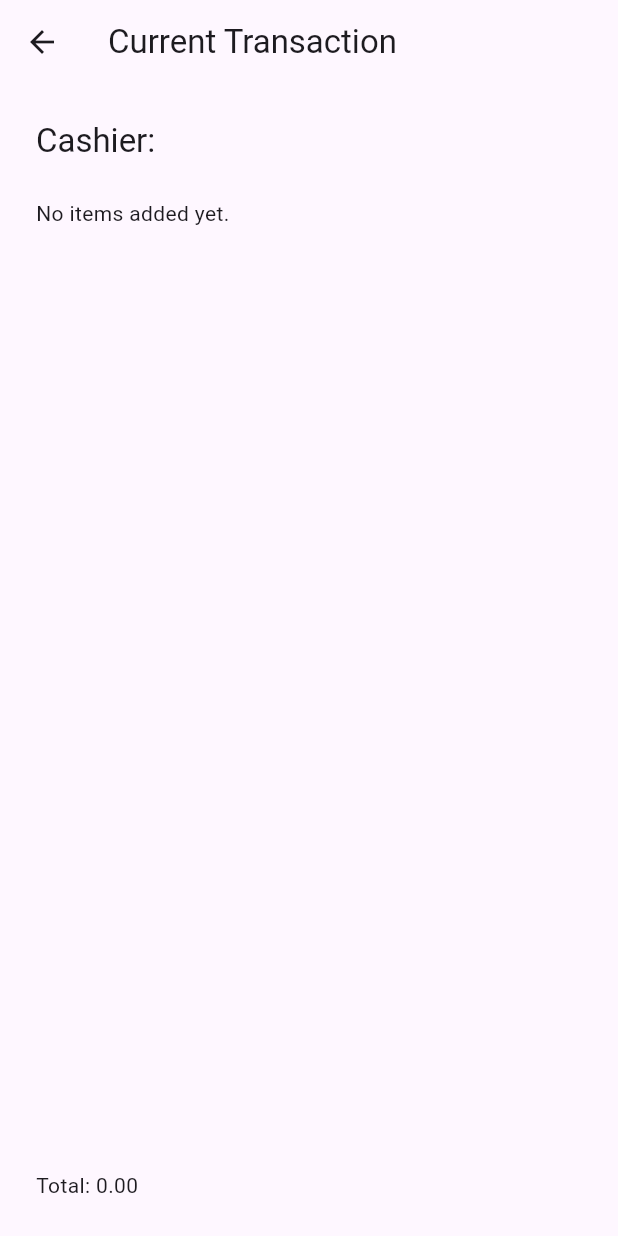
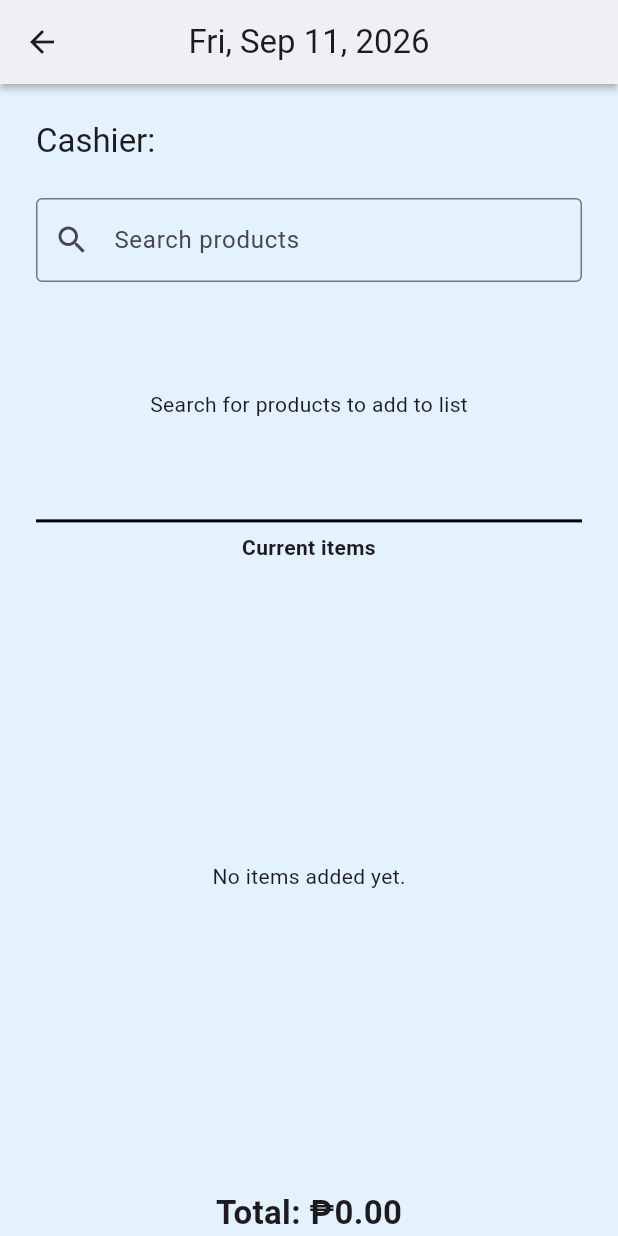
Before and after one commit to ralphb99/AsKen-POS-Flutter, a Flutter app: the CheckoutPage screen opened by its route, on a phone screen of 412 x 824 dp. Run offline on Flutter 3.47's test engine with Material 3 defaults, Android fonts, the phone set to English and light mode, and no system bars.

Commit message:
Improved Checkout Page, Initial Transaction Preview

```diff
--- a/asken_pos/lib/app/core/features/checkout/data/SampleProducts.dart
+++ b/asken_pos/lib/app/core/features/checkout/data/SampleProducts.dart
@@ -7,7 +7,7 @@ const sampleProducts = [
     ProductName: 'Ballpen',
     color: 'Black',
     unit: 'pc',
-    price: 6.00,
+    priceInCents: 600,
   ),
   ProductVariant(
     ID: 2,
@@ -15,7 +15,7 @@ const sampleProducts = [
     ProductName: 'Ballpen',
     color: 'Black',
     unit: 'doz',
-    price: 66.00,
+    priceInCents: 6600,
   ),
   ProductVariant(
     ID: 3,
@@ -23,14 +23,14 @@ const sampleProducts = [
     ProductName: 'Ballpen',
     color: 'Blue',
     unit: 'pc',
-    price: 6.00,
+    priceInCents: 600,
   ),
   ProductVariant(
     ID: 4,
     brand: 'Mongol',
     ProductName: '2 Pencil',
     unit: 'pc',
-    price: 10.00,
+    priceInCents: 1000,
   ),
   ProductVariant(
     ID: 5,
@@ -38,6 +38,13 @@ const sampleProducts = [
     ProductName: 'Bondpaper',
     size: 'Long',
     unit: 'ream',
-    price: 220.00,
+    priceInCents: 22000,
+  ),
+  ProductVariant(
+    ID: 6,
+    brand: 'Mongol',
+    ProductName: '3 Pencil',
+    unit: 'pc',
+    priceInCents: 1000,
   ),
 ];
--- a/asken_pos/lib/app/core/features/checkout/domain/Cart.dart
+++ b/asken_pos/lib/app/core/features/checkout/domain/Cart.dart
@@ -9,5 +9,5 @@ class CartItem {
     this.quantity = 1,
   });
 
-  double get LineTotal => product.price * quantity;
+  int get LineTotalInCents => product.priceInCents * quantity;
 }
--- a/asken_pos/lib/app/core/features/checkout/domain/Product.dart
+++ b/asken_pos/lib/app/core/features/checkout/domain/Product.dart
@@ -5,7 +5,7 @@ class ProductVariant {
   final String? color;
   final String? size;
   final String unit;
-  final double price;
+  final int priceInCents;
 
   const ProductVariant({
     required this.ID,
@@ -14,17 +14,17 @@ class ProductVariant {
     this.color,
     this.size,
     required this.unit,
-    required this.price,
+    required this.priceInCents,
   });
 
   String get ProductDisplayName {
-    final variations = [
+    final parts = [
       brand ?? '',
       ProductName,
-      color ?? '' ,
+      color ?? '',
       size ?? '',
     ];
 
-    return variations.join(' ');
+    return parts.join(' ');
   }
 }
--- a/asken_pos/lib/app/core/features/checkout/presentation/Checkout.dart
+++ b/asken_pos/lib/app/core/features/checkout/presentation/Checkout.dart
@@ -1,101 +1,149 @@
 import 'package:flutter/material.dart';
+import 'package:asken_pos/app/core/features/checkout/data/SampleProducts.dart';
 import 'package:asken_pos/app/core/features/checkout/domain/Cart.dart';
 import 'package:asken_pos/app/core/features/checkout/domain/Product.dart';
-import 'package:asken_pos/app/core/features/checkout/data/SampleProducts.dart';
+import 'package:intl/intl.dart';
+import 'package:intl/date_symbol_data_local.dart';
+
+
+String formatPeso(int cents) => '₱${(cents / 100).toStringAsFixed(2)}';
 
 class CheckoutPage extends StatefulWidget {
   final String CashierName;
-
-  const CheckoutPage({
-    super.key,
-    required this.CashierName,
-  });
+  const CheckoutPage({super.key, required this.CashierName});
   @override
   State<CheckoutPage> createState() => _CheckoutPageState();
-
-}
-
-bool MatchesProduct(ProductVariant product, String query) {
-  return product.ProductDisplayName.toLowerCase().contains(query.trim().toLowerCase());
 }
 
 class _CheckoutPageState extends State<CheckoutPage> {
-  // String get CashierName => widget.CashierName;
   final List<CartItem> CartItems = [];
   String SearchQuery = '';
 
   List<ProductVariant> get filteredProducts {
     final query = SearchQuery.trim().toLowerCase();
-
-    if (query.isEmpty) {
-      return sampleProducts;
-    }
-
+    if (query.isEmpty) return [];
     return sampleProducts.where((product) {
       return product.ProductDisplayName.toLowerCase().contains(query) ||
           product.unit.toLowerCase().contains(query);
     }).toList();
   }
 
-    double get CartTotal {
-      return CartItems.fold(
-        0, (sum, item) => sum + item.LineTotal,
-      );
-    }
-
-  void AddToCart(ProductVariant product) {
-      setState(() {
-        final ExistingIndex = CartItems.indexWhere(
-          (item) => item.product.ID == product.ID,
+  int get CartTotalInCents => CartItems.fold(
+        0,
+        (sum, item) => sum + item.LineTotalInCents,
       );
 
-        if (ExistingIndex >= 0) {
-          CartItems[ExistingIndex].quantity++;
+  void addToCart(ProductVariant product) {
+    setState(() {
+      final index = CartItems.indexWhere((item) => item.product.ID == product.ID);
+      if (index >= 0) {
+        CartItems[index].quantity++;
       } else {
         CartItems.add(CartItem(product: product));
       }
     });
   }
 
-  void IncreaseQuantity(int index) {
+  void changeQuantity(int index, int amount) {
     setState(() {
-      CartItems[index].quantity++;
+      CartItems[index].quantity += amount;
+      if (CartItems[index].quantity <= 0) CartItems.removeAt(index);
     });
   }
-
-  void DecreaseQuantity(int index) {
-    setState(() {
-      if (CartItems[index].quantity > 1) {
-        CartItems[index].quantity--;
-      } else {
-        CartItems.removeAt(index);
-      }
-    });
-  }
-
 
   @override
   Widget build(BuildContext context) {
     return Scaffold(
+      resizeToAvoidBottomInset: true,
+      backgroundColor: Colors.blue.shade50,
       appBar: AppBar(
-        title: const Text('Current Transaction'),
+        title: Text('${DateFormat.yMMMEd().format(DateTime.now())}'),
+        elevation: 2,
+        centerTitle: true,
+        shadowColor: Colors.black,
+        backgroundColor: Colors.grey.shade50,
       ),
       body: Padding(
-        padding: const EdgeInsets.all(24),
+      padding: EdgeInsets.only(
+        left: 24,
+        right: 24,
+        top: 24,
+        // bottom: 80,
+      ),
       child: Column(
           crossAxisAlignment: CrossAxisAlignment.start,
           children: [
-            Text(
-              'Cashier: ${widget.CashierName}',
-              style: Theme.of(context).textTheme.titleLarge,
+            Text('Cashier: ${widget.CashierName}', style: Theme.of(context).textTheme.titleLarge),
+
+            const SizedBox(height: 24),
+
+            TextField(
+              onChanged: (value) => setState(() => SearchQuery = value),
+              decoration: const InputDecoration(
+                hintText: 'Search products',
+                prefixIcon: Icon(Icons.search),
+                border: OutlineInputBorder(),
               ),
-            SizedBox(height: 24),
-
-                          Text('No items added yet.'),
-
-
-            Spacer(),
-            Text('Total: 0.00'),
+            ),
+            const SizedBox(height: 12),
+           Flexible(
+              flex: 1,
+              child: SearchQuery.trim().isEmpty
+                  ? const Center(child: Text('Search for products to add to list'))
+                  : ListView.builder(
+                      itemCount: filteredProducts.length,
+                      itemBuilder: (context, index) {
+                        final product = filteredProducts[index];
+                        return ListTile(
+                          title: Text(product.ProductDisplayName),
+                          subtitle: Text('${product.unit} • ${formatPeso(product.priceInCents)}'),
+                          trailing: IconButton(
+                            icon: const Icon(Icons.add),
+                            onPressed: () => addToCart(product),
+                          ),
+                        );
+                      },
+                    ),
+            ),
+            Divider(
+              thickness: 2,
+              color: Colors.black,
+            ),
+            Align(
+              alignment: AlignmentGeometry.center,
+              child: Text(
+              'Current items',
+              style: TextStyle(fontWeight: FontWeight.bold),
+              textAlign: TextAlign.center,
+              ),
+            ),
+            Flexible(
+              flex: 3,
+              child: CartItems.isEmpty
+                  ? Center(child: Text('No items added yet.'))
+                  : ListView.builder(
+                      itemCount: CartItems.length,
+                      itemBuilder: (context, index) {
+                        final item = CartItems[index];
+                        return ListTile(
+                          title: Text(item.product.ProductDisplayName),
+                          subtitle: Text('${item.product.unit} × ${item.quantity} • ${formatPeso(item.LineTotalInCents)}'),
+                          trailing: Row(
+                            mainAxisSize: MainAxisSize.min,
+                            children: [
+                              IconButton(onPressed: () => changeQuantity(index, -1), icon: const Icon(Icons.remove)),
+                              Text('${item.quantity}'),
+                              IconButton(onPressed: () => changeQuantity(index, 1), icon: const Icon(Icons.add)),
+                            ],
+                          ),
+                        );
+                      },
+                    ),
+            ),
+            Align(
+              alignment: Alignment.topCenter,
+              child: Text('Total: ${formatPeso(CartTotalInCents)}', style: const TextStyle(fontSize: 22, fontWeight: FontWeight.bold)),
+            ),
           ],
         ),
       ),
--- a/asken_pos/pubspec.yaml
+++ b/asken_pos/pubspec.yaml
@@ -34,6 +34,7 @@ dependencies:
   # The following adds the Cupertino Icons font to your application.
   # Use with the CupertinoIcons class for iOS style icons.
   cupertino_icons: ^1.0.8
+  intl: ^0.17.0
 
 dev_dependencies:
   flutter_test:
```
Also changed, not shown: asken_pos/lib/app/core/features/checkout/presentation/Login.dart (+11 -4 lines), asken_pos/lib/app/core/features/checkout/presentation/TransactionPreview.dart (added, +91 -0 lines). Lines whose indentation alone changed are shown as unchanged.
